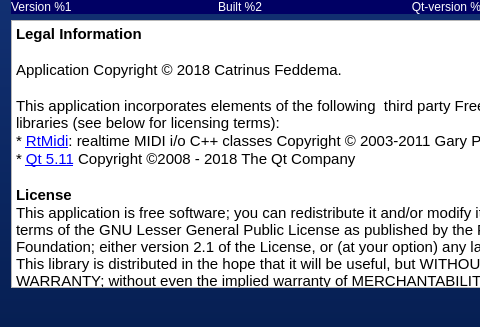
The window that Firmware/VC-edit/aboutdialog_VC-full.ui (sixeight7/VController_v3) describes before a commit, drawn with Qt 5; both pictures show x 0 to 480 and y 211 to 538 of the 616 by 538 pixel window.
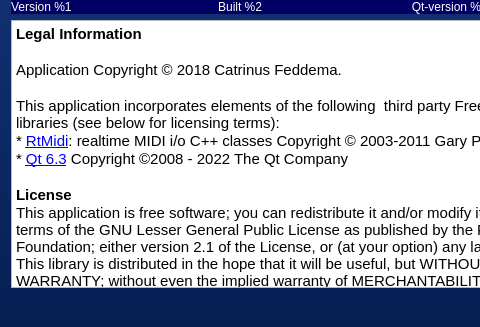
The same window after the commit. Icons and pictures are not drawn.

What changed in the file:
```diff
--- a/Firmware/VC-edit/aboutdialog_VC-full.ui
+++ b/Firmware/VC-edit/aboutdialog_VC-full.ui
@@ -74,7 +74,7 @@
     <widget class="QTextBrowser" name="textBrowser">
      <property name="html">
       <string>&lt;!DOCTYPE HTML PUBLIC &quot;-//W3C//DTD HTML 4.0//EN&quot; &quot;http://www.w3.org/TR/REC-html40/strict.dtd&quot;&gt;
-&lt;html&gt;&lt;head&gt;&lt;meta name=&quot;qrichtext&quot; content=&quot;1&quot; /&gt;&lt;style type=&quot;text/css&quot;&gt;
+&lt;html&gt;&lt;head&gt;&lt;meta name=&quot;qrichtext&quot; content=&quot;1&quot; /&gt;&lt;meta charset=&quot;utf-8&quot; /&gt;&lt;style type=&quot;text/css&quot;&gt;
 p, li { white-space: pre-wrap; }
 &lt;/style&gt;&lt;/head&gt;&lt;body style=&quot; font-family:'.AppleSystemUIFont'; font-size:13pt; font-weight:400; font-style:normal;&quot;&gt;
 &lt;p style=&quot; margin-top:0px; margin-bottom:0px; margin-left:0px; margin-right:0px; -qt-block-indent:0; text-indent:0px;&quot;&gt;&lt;span style=&quot; font-family:'Ubuntu'; font-size:11pt; font-weight:600;&quot;&gt;Legal Information&lt;/span&gt;&lt;/p&gt;
@@ -83,7 +83,7 @@
 &lt;p style=&quot;-qt-paragraph-type:empty; margin-top:0px; margin-bottom:0px; margin-left:0px; margin-right:0px; -qt-block-indent:0; text-indent:0px; font-family:'Ubuntu'; font-size:11pt;&quot;&gt;&lt;br /&gt;&lt;/p&gt;
 &lt;p style=&quot; margin-top:0px; margin-bottom:0px; margin-left:0px; margin-right:0px; -qt-block-indent:0; text-indent:0px;&quot;&gt;&lt;span style=&quot; font-family:'Ubuntu'; font-size:11pt;&quot;&gt;This application incorporates elements of the following  third party Free Software libraries (see below for licensing terms):&lt;/span&gt;&lt;/p&gt;
 &lt;p style=&quot; margin-top:0px; margin-bottom:0px; margin-left:0px; margin-right:0px; -qt-block-indent:0; text-indent:0px;&quot;&gt;&lt;span style=&quot; font-family:'Ubuntu'; font-size:11pt;&quot;&gt;* &lt;/span&gt;&lt;a href=&quot;http://www.music.mcgill.ca/~gary/rtmidi/&quot;&gt;&lt;span style=&quot; font-family:'Ubuntu'; font-size:11pt; text-decoration: underline; color:#0000ff;&quot;&gt;RtMidi&lt;/span&gt;&lt;/a&gt;&lt;span style=&quot; font-family:'Ubuntu'; font-size:11pt;&quot;&gt;: realtime MIDI i/o C++ classes Copyright © 2003-2011 Gary P. Scavone&lt;/span&gt;&lt;/p&gt;
-&lt;p style=&quot; margin-top:0px; margin-bottom:0px; margin-left:0px; margin-right:0px; -qt-block-indent:0; text-indent:0px;&quot;&gt;&lt;span style=&quot; font-family:'Ubuntu'; font-size:11pt;&quot;&gt;* &lt;/span&gt;&lt;a href=&quot;https://www.qt.io/&quot;&gt;&lt;span style=&quot; font-family:'Ubuntu'; font-size:11pt; text-decoration: underline; color:#0000ff;&quot;&gt;Qt 5.11&lt;/span&gt;&lt;/a&gt;&lt;span style=&quot; font-family:'Ubuntu'; font-size:11pt;&quot;&gt; Copyright ©2008 - 2018 The Qt Company&lt;/span&gt;&lt;/p&gt;
+&lt;p style=&quot; margin-top:0px; margin-bottom:0px; margin-left:0px; margin-right:0px; -qt-block-indent:0; text-indent:0px;&quot;&gt;&lt;span style=&quot; font-family:'Ubuntu'; font-size:11pt;&quot;&gt;* &lt;/span&gt;&lt;a href=&quot;https://www.qt.io/&quot;&gt;&lt;span style=&quot; font-family:'Ubuntu'; font-size:11pt; text-decoration: underline; color:#0000ff;&quot;&gt;Qt 6.3&lt;/span&gt;&lt;/a&gt;&lt;span style=&quot; font-family:'Ubuntu'; font-size:11pt;&quot;&gt; Copyright ©2008 - 2022 The Qt Company&lt;/span&gt;&lt;/p&gt;
 &lt;p style=&quot;-qt-paragraph-type:empty; margin-top:0px; margin-bottom:0px; margin-left:0px; margin-right:0px; -qt-block-indent:0; text-indent:0px; font-family:'Ubuntu'; font-size:11pt;&quot;&gt;&lt;br /&gt;&lt;/p&gt;
 &lt;p style=&quot; margin-top:0px; margin-bottom:0px; margin-left:0px; margin-right:0px; -qt-block-indent:0; text-indent:0px;&quot;&gt;&lt;span style=&quot; font-family:'Ubuntu'; font-size:11pt; font-weight:600;&quot;&gt;License&lt;/span&gt;&lt;/p&gt;
 &lt;p style=&quot; margin-top:0px; margin-bottom:0px; margin-left:0px; margin-right:0px; -qt-block-indent:0; text-indent:0px;&quot;&gt;&lt;span style=&quot; font-family:'Ubuntu'; font-size:11pt;&quot;&gt;This application is free software; you can redistribute it and/or modify it under the terms of the GNU Lesser General Public License as published by the Free Software Foundation; either version 2.1 of the License, or (at your option) any later version. This library is distributed in the hope that it will be useful, but WITHOUT ANY WARRANTY; without even the implied warranty of MERCHANTABILITY or FITNESS FOR A PARTICULAR PURPOSE.  See the &lt;/span&gt;&lt;a href=&quot;http://www.gnu.org/licenses/lgpl-2.1.html&quot;&gt;&lt;span style=&quot; font-family:'Ubuntu'; font-size:11pt; text-decoration: underline; color:#0000ff;&quot;&gt;GNU Lesser General Public License&lt;/span&gt;&lt;/a&gt;&lt;span style=&quot; font-family:'Ubuntu'; font-size:11pt;&quot;&gt; for more details.&lt;/span&gt;&lt;/p&gt;
```
